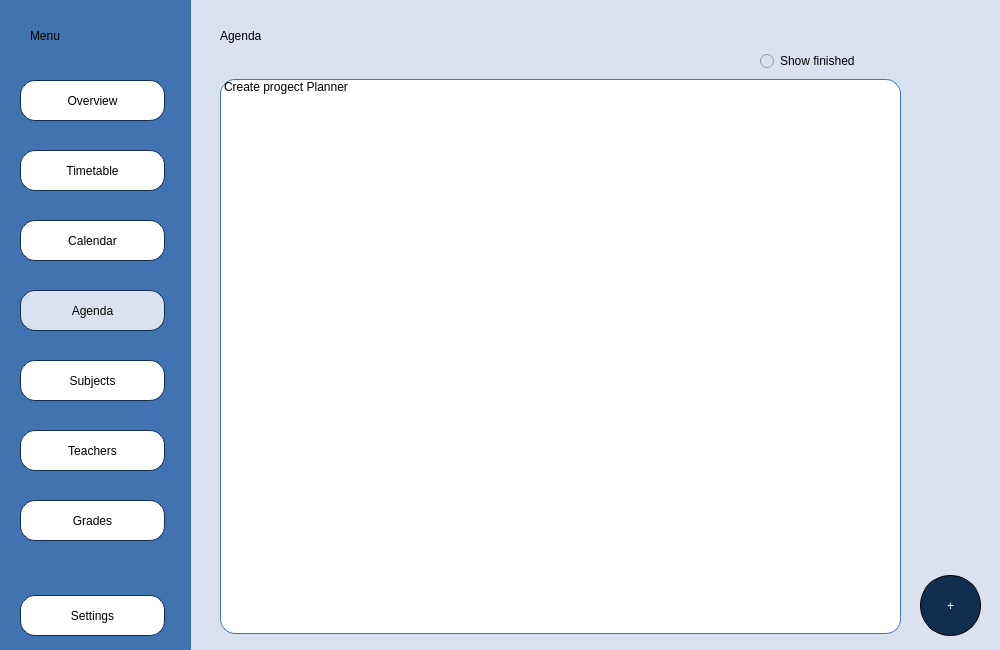
Before: the Qt Designer form Planner/agendamain.ui in BeliaViktoria/Planner, drawn with Qt 5.
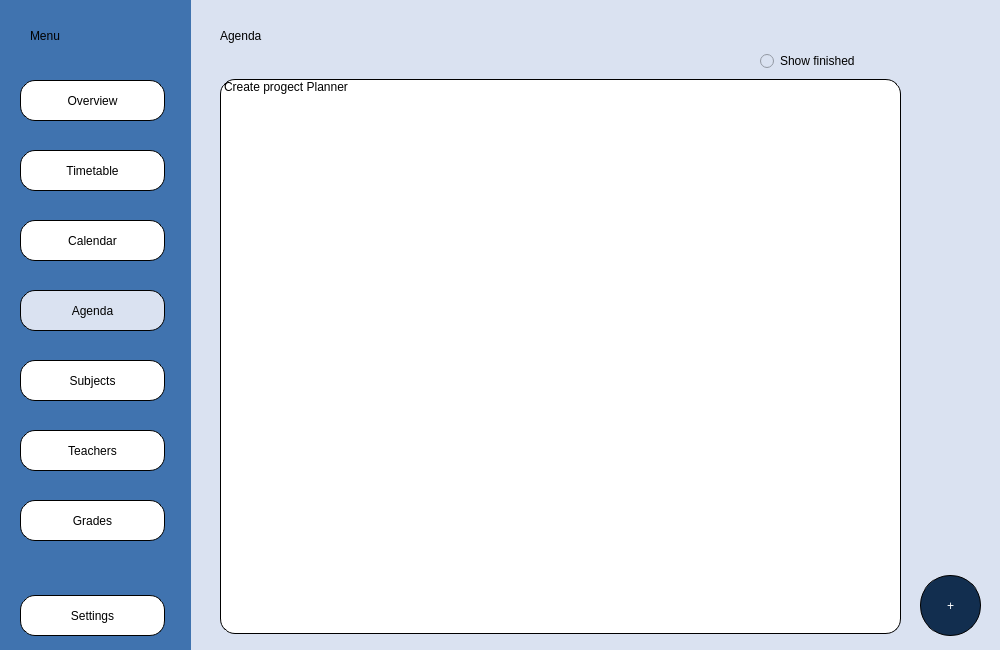
After: the same form once the commit is applied.

Commit message: Border Color

What changed in the file:
```diff
--- a/Planner/agendamain.ui
+++ b/Planner/agendamain.ui
@@ -76,7 +76,7 @@
 border-radius: 15px;
 border-style: solid;
 border-width: 1px;
-border-color:rgb(64, 115, 175);</string>
+border-color:rgb(0, 0, 0);</string>
     </property>
     <item>
      <property name="text">
@@ -171,7 +171,7 @@
 border-radius: 15px;
 border-style: solid;
 border-width: 1px;
-border-color:rgb(18, 46, 79);</string>
+border-color:rgb(0, 0, 0);</string>
     </property>
     <property name="text">
      <string>Overview</string>
@@ -193,7 +193,7 @@
 border-radius: 15px;
 border-style: solid;
 border-width: 1px;
-border-color:rgb(18, 46, 79);</string>
+border-color:rgb(0, 0, 0);</string>
     </property>
     <property name="text">
      <string>Timetable</string>
@@ -215,7 +215,7 @@
 border-radius: 15px;
 border-style: solid;
 border-width: 1px;
-border-color:rgb(18, 46, 79);</string>
+border-color:rgb(0, 0, 0);</string>
     </property>
     <property name="text">
      <string>Subjects</string>
@@ -237,7 +237,7 @@
 border-radius: 15px;
 border-style: solid;
 border-width: 1px;
-border-color:rgb(18, 46, 79);</string>
+border-color:rgb(0, 0, 0);</string>
     </property>
     <property name="text">
      <string>Teachers</string>
@@ -259,7 +259,7 @@
 border-radius: 15px;
 border-style: solid;
 border-width: 1px;
-border-color:rgb(18, 46, 79);</string>
+border-color:rgb(0, 0, 0);</string>
     </property>
     <property name="text">
      <string>Grades</string>
@@ -281,7 +281,7 @@
 border-radius: 15px;
 border-style: solid;
 border-width: 1px;
-border-color:rgb(18, 46, 79);</string>
+border-color:rgb(0, 0, 0);</string>
     </property>
     <property name="text">
      <string>Settings</string>
@@ -303,7 +303,7 @@
 border-radius: 15px;
 border-style: solid;
 border-width: 1px;
-border-color:rgb(18, 46, 79);</string>
+border-color:rgb(0, 0, 0);</string>
     </property>
     <property name="text">
      <string>Calendar</string>
@@ -325,7 +325,7 @@
 border-radius: 15px;
 border-style: solid;
 border-width: 1px;
-border-color:rgb(18, 46, 79);</string>
+border-color:rgb(0, 0, 0);</string>
     </property>
     <property name="text">
      <string>Agenda</string>
```
The commit also changes 20 other files.
